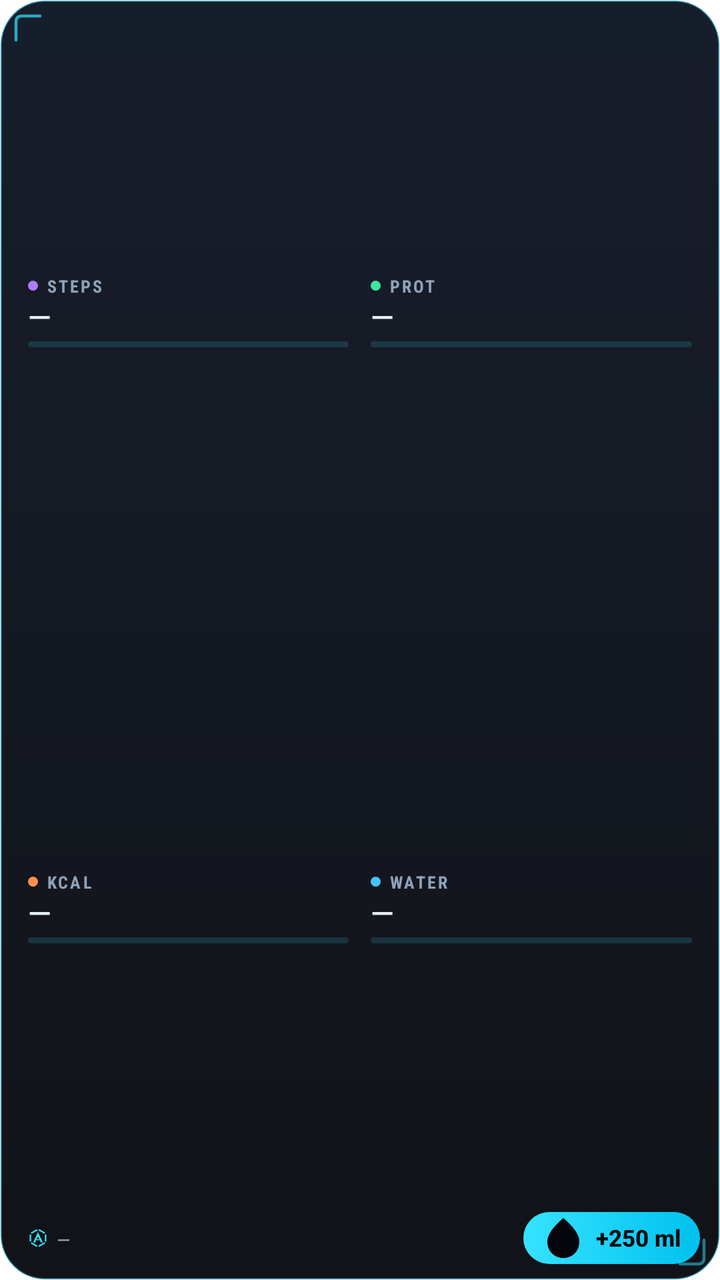
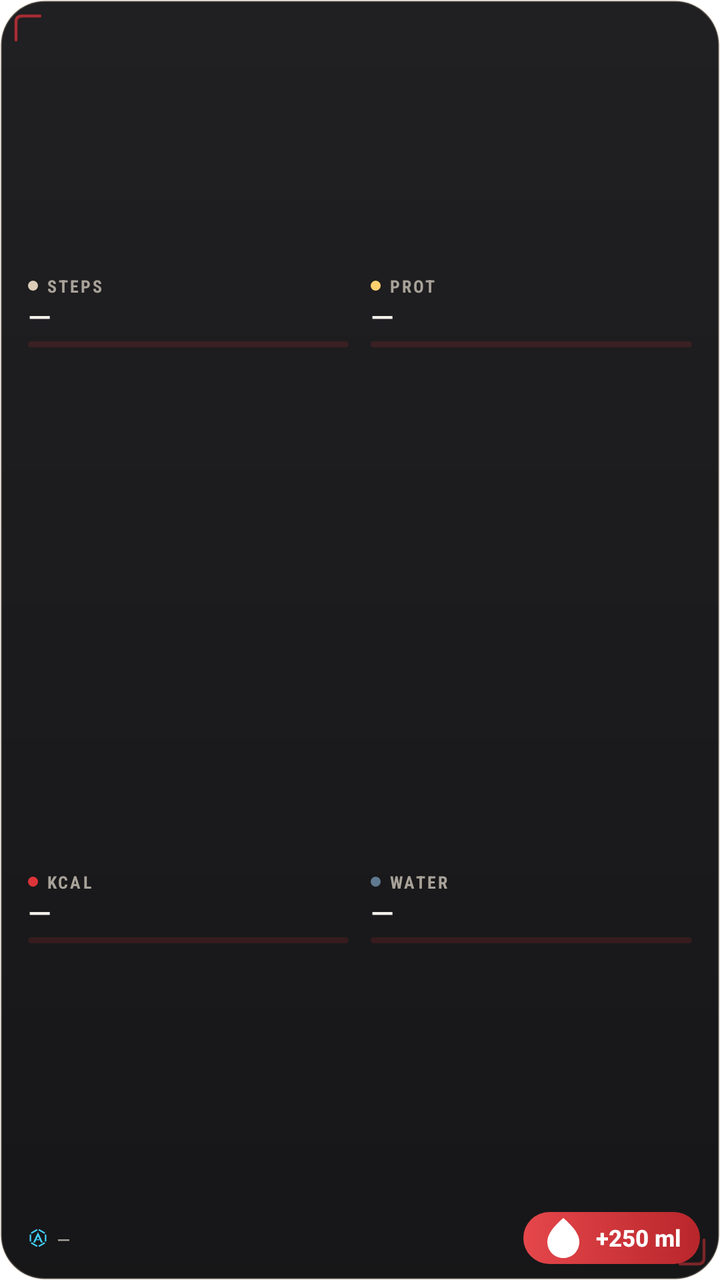

Two renders of the same Android screen: before a commit and after it. Below are the layout's source before the change and the commit's diff.
<!-- AndroidManifest.xml: fallback theme Theme.MaterialComponents.DayNight.NoActionBar -->
<!-- res/layout/surf_widget_compact.xml -->
<?xml version="1.0" encoding="utf-8"?>
<LinearLayout xmlns:android="http://schemas.android.com/apk/res/android"
    android:id="@+id/surf_root"
    android:layout_width="match_parent"
    android:layout_height="match_parent"
    android:background="@drawable/surf_widget_bg"
    android:orientation="vertical"
    android:paddingStart="10dp"
    android:paddingTop="8dp"
    android:paddingEnd="10dp"
    android:paddingBottom="8dp">

    <LinearLayout
        android:layout_width="match_parent"
        android:layout_height="0dp"
        android:layout_weight="1"
        android:gravity="center_vertical"
        android:orientation="horizontal">

        <LinearLayout
            android:id="@+id/surf_cell_steps"
            android:layout_width="0dp"
            android:layout_height="wrap_content"
            android:layout_weight="1"
            android:layout_marginEnd="3dp"
            android:background="@drawable/surf_cell_bg"
            android:gravity="center_vertical"
            android:orientation="vertical"
            android:paddingStart="4dp"
            android:paddingTop="2dp"
            android:paddingEnd="4dp"
            android:paddingBottom="3dp">

            <LinearLayout
                android:layout_width="match_parent"
                android:layout_height="wrap_content"
                android:gravity="center_vertical"
                android:orientation="horizontal">

                <TextView
                    android:layout_width="0dp"
                    android:layout_height="wrap_content"
                    android:layout_weight="1"
                    android:drawableStart="@drawable/surf_dot_steps"
                    android:drawablePadding="4dp"
                    android:ellipsize="end"
                    android:fontFamily="sans-serif-condensed"
                    android:letterSpacing="0.12"
                    android:singleLine="true"
                    android:text="STEPS"
                    android:textColor="@color/surf_text_muted"
                    android:textSize="8.5sp"
                    android:textStyle="bold" />

                <TextView
                    android:id="@+id/surf_tgt_steps"
                    android:layout_width="wrap_content"
                    android:layout_height="wrap_content"
                    android:fontFamily="sans-serif-condensed"
                    android:singleLine="true"
                    android:text=""
                    android:textColor="@color/surf_text_muted"
                    android:textSize="8.5sp" />
            </LinearLayout>

            <TextView
                android:id="@+id/surf_val_steps"
                android:layout_width="match_parent"
                android:layout_height="wrap_content"
                android:ellipsize="end"
                android:fontFamily="sans-serif-medium"
                android:includeFontPadding="false"
                android:paddingTop="1dp"
                android:singleLine="true"
                android:text="@string/surf_dash"
                android:textColor="@color/surf_text"
                android:textSize="15sp" />

            <FrameLayout
                android:layout_width="match_parent"
                android:layout_height="3dp"
                android:layout_marginTop="3dp">

                <ProgressBar
                    android:id="@+id/surf_bar_steps"
                    style="?android:attr/progressBarStyleHorizontal"
                    android:layout_width="match_parent"
                    android:layout_height="3dp"
                    android:indeterminate="false"
                    android:max="1000"
                    android:progress="0"
                    android:progressDrawable="@drawable/surf_bar_cyan" />

                <ProgressBar
                    android:id="@+id/surf_barg_steps"
                    style="?android:attr/progressBarStyleHorizontal"
                    android:layout_width="match_parent"
                    android:layout_height="3dp"
                    android:indeterminate="false"
                    android:max="1000"
                    android:progress="1000"
                    android:progressDrawable="@drawable/surf_bar_gold"
                    android:visibility="gone" />
            </FrameLayout>
        </LinearLayout>
        <LinearLayout
            android:id="@+id/surf_cell_protein"
            android:layout_width="0dp"
            android:layout_height="wrap_content"
            android:layout_weight="1"
            android:background="@drawable/surf_cell_bg"
            android:gravity="center_vertical"
            android:orientation="vertical"
            android:paddingStart="4dp"
            android:paddingTop="2dp"
            android:paddingEnd="4dp"
            android:paddingBottom="3dp">

            <LinearLayout
                android:layout_width="match_parent"
                android:layout_height="wrap_content"
                android:gravity="center_vertical"
                android:orientation="horizontal">

                <TextView
                    android:layout_width="0dp"
                    android:layout_height="wrap_content"
                    android:layout_weight="1"
                    android:drawableStart="@drawable/surf_dot_protein"
                    android:drawablePadding="4dp"
                    android:ellipsize="end"
                    android:fontFamily="sans-serif-condensed"
                    android:letterSpacing="0.12"
                    android:singleLine="true"
                    android:text="PROT"
                    android:textColor="@color/surf_text_muted"
                    android:textSize="8.5sp"
                    android:textStyle="bold" />

                <TextView
                    android:id="@+id/surf_tgt_protein"
                    android:layout_width="wrap_content"
                    android:layout_height="wrap_content"
                    android:fontFamily="sans-serif-condensed"
                    android:singleLine="true"
                    android:text=""
                    android:textColor="@color/surf_text_muted"
                    android:textSize="8.5sp" />
            </LinearLayout>

            <TextView
                android:id="@+id/surf_val_protein"
                android:layout_width="match_parent"
                android:layout_height="wrap_content"
                android:ellipsize="end"
                android:fontFamily="sans-serif-medium"
                android:includeFontPadding="false"
                android:paddingTop="1dp"
                android:singleLine="true"
                android:text="@string/surf_dash"
                android:textColor="@color/surf_text"
                android:textSize="15sp" />

            <FrameLayout
                android:layout_width="match_parent"
                android:layout_height="3dp"
                android:layout_marginTop="3dp">

                <ProgressBar
                    android:id="@+id/surf_bar_protein"
                    style="?android:attr/progressBarStyleHorizontal"
                    android:layout_width="match_parent"
                    android:layout_height="3dp"
                    android:indeterminate="false"
                    android:max="1000"
                    android:progress="0"
                    android:progressDrawable="@drawable/surf_bar_cyan" />

                <ProgressBar
                    android:id="@+id/surf_barg_protein"
                    style="?android:attr/progressBarStyleHorizontal"
                    android:layout_width="match_parent"
                    android:layout_height="3dp"
                    android:indeterminate="false"
                    android:max="1000"
                    android:progress="1000"
                    android:progressDrawable="@drawable/surf_bar_gold"
                    android:visibility="gone" />
            </FrameLayout>
        </LinearLayout>
    </LinearLayout>
    <LinearLayout
        android:layout_width="match_parent"
        android:layout_height="0dp"
        android:layout_weight="1"
        android:layout_marginTop="2dp"
        android:gravity="center_vertical"
        android:orientation="horizontal">

        <LinearLayout
            android:id="@+id/surf_cell_kcal"
            android:layout_width="0dp"
            android:layout_height="wrap_content"
            android:layout_weight="1"
            android:layout_marginEnd="3dp"
            android:background="@drawable/surf_cell_bg"
            android:gravity="center_vertical"
            android:orientation="vertical"
            android:paddingStart="4dp"
            android:paddingTop="2dp"
            android:paddingEnd="4dp"
            android:paddingBottom="3dp">

            <LinearLayout
                android:layout_width="match_parent"
                android:layout_height="wrap_content"
                android:gravity="center_vertical"
                android:orientation="horizontal">

                <TextView
                    android:layout_width="0dp"
                    android:layout_height="wrap_content"
                    android:layout_weight="1"
                    android:drawableStart="@drawable/surf_dot_calories"
                    android:drawablePadding="4dp"
                    android:ellipsize="end"
                    android:fontFamily="sans-serif-condensed"
                    android:letterSpacing="0.12"
                    android:singleLine="true"
                    android:text="KCAL"
                    android:textColor="@color/surf_text_muted"
                    android:textSize="8.5sp"
                    android:textStyle="bold" />

                <TextView
                    android:id="@+id/surf_tgt_kcal"
                    android:layout_width="wrap_content"
                    android:layout_height="wrap_content"
                    android:fontFamily="sans-serif-condensed"
                    android:singleLine="true"
                    android:text=""
                    android:textColor="@color/surf_text_muted"
                    android:textSize="8.5sp" />
            </LinearLayout>

            <TextView
                android:id="@+id/surf_val_kcal"
                android:layout_width="match_parent"
                android:layout_height="wrap_content"
                android:ellipsize="end"
                android:fontFamily="sans-serif-medium"
                android:includeFontPadding="false"
                android:paddingTop="1dp"
                android:singleLine="true"
                android:text="@string/surf_dash"
                android:textColor="@color/surf_text"
                android:textSize="15sp" />

            <FrameLayout
                android:layout_width="match_parent"
                android:layout_height="3dp"
                android:layout_marginTop="3dp">

                <ProgressBar
                    android:id="@+id/surf_bar_kcal"
                    style="?android:attr/progressBarStyleHorizontal"
                    android:layout_width="match_parent"
                    android:layout_height="3dp"
                    android:indeterminate="false"
                    android:max="1000"
                    android:progress="0"
                    android:progressDrawable="@drawable/surf_bar_cyan" />

                <ProgressBar
                    android:id="@+id/surf_barg_kcal"
                    style="?android:attr/progressBarStyleHorizontal"
                    android:layout_width="match_parent"
                    android:layout_height="3dp"
                    android:indeterminate="false"
                    android:max="1000"
                    android:progress="1000"
                    android:progressDrawable="@drawable/surf_bar_gold"
                    android:visibility="gone" />
            </FrameLayout>
        </LinearLayout>
        <LinearLayout
            android:id="@+id/surf_cell_water"
            android:layout_width="0dp"
            android:layout_height="wrap_content"
            android:layout_weight="1"
            android:background="@drawable/surf_cell_bg"
            android:gravity="center_vertical"
            android:orientation="vertical"
            android:paddingStart="4dp"
            android:paddingTop="2dp"
            android:paddingEnd="4dp"
            android:paddingBottom="3dp">

            <LinearLayout
                android:layout_width="match_parent"
                android:layout_height="wrap_content"
                android:gravity="center_vertical"
                android:orientation="horizontal">

                <TextView
                    android:layout_width="0dp"
                    android:layout_height="wrap_content"
                    android:layout_weight="1"
                    android:drawableStart="@drawable/surf_dot_water"
                    android:drawablePadding="4dp"
                    android:ellipsize="end"
                    android:fontFamily="sans-serif-condensed"
                    android:letterSpacing="0.12"
                    android:singleLine="true"
                    android:text="WATER"
                    android:textColor="@color/surf_text_muted"
                    android:textSize="8.5sp"
                    android:textStyle="bold" />

                <TextView
                    android:id="@+id/surf_tgt_water"
                    android:layout_width="wrap_content"
                    android:layout_height="wrap_content"
                    android:fontFamily="sans-serif-condensed"
                    android:singleLine="true"
                    android:text=""
                    android:textColor="@color/surf_text_muted"
                    android:textSize="8.5sp" />
            </LinearLayout>

            <TextView
                android:id="@+id/surf_val_water"
                android:layout_width="match_parent"
                android:layout_height="wrap_content"
                android:ellipsize="end"
                android:fontFamily="sans-serif-medium"
                android:includeFontPadding="false"
                android:paddingTop="1dp"
                android:singleLine="true"
                android:text="@string/surf_dash"
                android:textColor="@color/surf_text"
                android:textSize="15sp" />

            <FrameLayout
                android:layout_width="match_parent"
                android:layout_height="3dp"
                android:layout_marginTop="3dp">

                <ProgressBar
                    android:id="@+id/surf_bar_water"
                    style="?android:attr/progressBarStyleHorizontal"
                    android:layout_width="match_parent"
                    android:layout_height="3dp"
                    android:indeterminate="false"
                    android:max="1000"
                    android:progress="0"
                    android:progressDrawable="@drawable/surf_bar_cyan" />

                <ProgressBar
                    android:id="@+id/surf_barg_water"
                    style="?android:attr/progressBarStyleHorizontal"
                    android:layout_width="match_parent"
                    android:layout_height="3dp"
                    android:indeterminate="false"
                    android:max="1000"
                    android:progress="1000"
                    android:progressDrawable="@drawable/surf_bar_gold"
                    android:visibility="gone" />
            </FrameLayout>
        </LinearLayout>
    </LinearLayout>

    <LinearLayout
        android:layout_width="match_parent"
        android:layout_height="wrap_content"
        android:layout_marginTop="4dp"
        android:gravity="center_vertical"
        android:orientation="horizontal">

        <LinearLayout
            android:id="@+id/surf_header"
            android:layout_width="0dp"
            android:layout_height="26dp"
            android:layout_weight="1"
            android:background="@drawable/surf_cell_bg"
            android:gravity="center_vertical"
            android:orientation="horizontal"
            android:paddingStart="3dp">

            <ImageView
                android:layout_width="12dp"
                android:layout_height="12dp"
                android:importantForAccessibility="no"
                android:src="@drawable/ic_stat_jarvis"
                android:tint="@color/surf_cyan" />

            <TextView
                android:id="@+id/surf_updated"
                android:layout_width="wrap_content"
                android:layout_height="wrap_content"
                android:layout_marginStart="4dp"
                android:fontFamily="monospace"
                android:singleLine="true"
                android:text="@string/surf_dash"
                android:textColor="@color/surf_text_muted"
                android:textSize="9.5sp" />
        </LinearLayout>

        <TextView
            android:id="@+id/surf_water_btn"
            android:layout_width="wrap_content"
            android:layout_height="26dp"
            android:layout_marginStart="8dp"
            android:background="@drawable/surf_btn_water"
            android:contentDescription="@string/surf_water_button_cd"
            android:drawableStart="@drawable/ic_surf_water"
            android:drawablePadding="4dp"
            android:drawableTint="@color/surf_navy"
            android:fontFamily="sans-serif-medium"
            android:gravity="center"
            android:paddingStart="8dp"
            android:paddingEnd="10dp"
            android:singleLine="true"
            android:text="@string/surf_water_button"
            android:textColor="@color/surf_navy"
            android:textSize="11.5sp"
            android:textStyle="bold" />
    </LinearLayout>
</LinearLayout>
<!-- resources referenced by this layout -->
<resources>
  <color name="surf_cyan">#FF36E2FF</color>
  <color name="surf_navy">#FF04060B</color>
  <color name="surf_text">#FFE8F1FA</color>
  <color name="surf_text_muted">#FF8EA3B8</color>
  <!-- drawable surf_bar_cyan (drawable) -->
  <?xml version="1.0" encoding="utf-8"?>
  <layer-list xmlns:android="http://schemas.android.com/apk/res/android">
      <item android:id="@android:id/background">
          <shape android:shape="rectangle">
              <corners android:radius="2dp" />
              <solid android:color="@color/surf_track" />
          </shape>
      </item>
      <item android:id="@android:id/progress">
          <clip>
              <shape android:shape="rectangle">
                  <corners android:radius="2dp" />
                  <gradient
                      android:angle="0"
                      android:startColor="#FF00A9D4"
                      android:endColor="#FF36E2FF" />
              </shape>
          </clip>
      </item>
  </layer-list>
  <!-- drawable surf_bar_gold (drawable) -->
  <?xml version="1.0" encoding="utf-8"?>
  <layer-list xmlns:android="http://schemas.android.com/apk/res/android">
      <item android:id="@android:id/background">
          <shape android:shape="rectangle">
              <corners android:radius="2dp" />
              <solid android:color="@color/surf_track" />
          </shape>
      </item>
      <item android:id="@android:id/progress">
          <clip>
              <shape android:shape="rectangle">
                  <corners android:radius="2dp" />
                  <gradient
                      android:angle="0"
                      android:startColor="#FFE0A030"
                      android:endColor="#FFFFC24B" />
              </shape>
          </clip>
      </item>
  </layer-list>
  <!-- drawable surf_btn_water (drawable) -->
  <?xml version="1.0" encoding="utf-8"?>
  <ripple xmlns:android="http://schemas.android.com/apk/res/android"
      android:color="#40FFFFFF">
      <item>
          <shape android:shape="rectangle">
              <corners android:radius="14dp" />
              <gradient
                  android:angle="0"
                  android:startColor="#FF36E2FF"
                  android:endColor="#FF00C2EE" />
          </shape>
      </item>
  </ripple>
  <!-- drawable surf_cell_bg (drawable) -->
  <?xml version="1.0" encoding="utf-8"?>
  <ripple xmlns:android="http://schemas.android.com/apk/res/android"
      android:color="#2936E2FF">
      <item android:id="@android:id/mask">
          <shape android:shape="rectangle">
              <corners android:radius="10dp" />
              <solid android:color="#FFFFFFFF" />
          </shape>
      </item>
  </ripple>
  <!-- drawable surf_widget_bg (drawable) -->
  <?xml version="1.0" encoding="utf-8"?>
  <layer-list xmlns:android="http://schemas.android.com/apk/res/android">
      <item>
          <shape android:shape="rectangle">
              <corners android:radius="22dp" />
              <gradient
                  android:angle="270"
                  android:startColor="#F20B1220"
                  android:endColor="#F204060B" />
              <stroke android:width="1dp" android:color="#4D36E2FF" />
          </shape>
      </item>
      <item
          android:width="14dp"
          android:height="14dp"
          android:gravity="top|start"
          android:left="7dp"
          android:top="7dp"
          android:drawable="@drawable/surf_bracket_tl" />
      <item
          android:width="14dp"
          android:height="14dp"
          android:gravity="bottom|end"
          android:right="7dp"
          android:bottom="7dp"
          android:drawable="@drawable/surf_bracket_br" />
  </layer-list>
  <color name="surf_track">#2636E2FF</color>
  <color name="surf_calories">#FFFF8F4D</color>
  <color name="surf_protein">#FF3EE6A0</color>
  <color name="surf_steps">#FFB07CFF</color>
  <color name="surf_water">#FF45C4FF</color>
  <!-- drawable surf_bracket_tl (drawable) -->
  <?xml version="1.0" encoding="utf-8"?>
  <vector xmlns:android="http://schemas.android.com/apk/res/android"
      android:width="14dp"
      android:height="14dp"
      android:viewportWidth="14"
      android:viewportHeight="14">
      <path
          android:strokeColor="#B336E2FF"
          android:strokeWidth="1.5"
          android:strokeLineCap="round"
          android:pathData="M1,13 L1,4 Q1,1 4,1 L13,1" />
  </vector>
  <!-- drawable surf_bracket_br (drawable) -->
  <?xml version="1.0" encoding="utf-8"?>
  <vector xmlns:android="http://schemas.android.com/apk/res/android"
      android:width="14dp"
      android:height="14dp"
      android:viewportWidth="14"
      android:viewportHeight="14">
      <path
          android:strokeColor="#8036E2FF"
          android:strokeWidth="1.5"
          android:strokeLineCap="round"
          android:pathData="M13,1 L13,10 Q13,13 10,13 L1,13" />
  </vector>
  <!-- unchanged entries left out for length: 9 -->
</resources>

<!-- the commit's change to res/layout/surf_widget_compact.xml (unified diff, before → after) -->
@@ -89,7 +89,7 @@
                     android:indeterminate="false"
                     android:max="1000"
                     android:progress="0"
-                    android:progressDrawable="@drawable/surf_bar_cyan" />
+                    android:progressDrawable="@drawable/surf_bar_accent" />
 
                 <ProgressBar
                     android:id="@+id/surf_barg_steps"
@@ -174,7 +174,7 @@
                     android:indeterminate="false"
                     android:max="1000"
                     android:progress="0"
-                    android:progressDrawable="@drawable/surf_bar_cyan" />
+                    android:progressDrawable="@drawable/surf_bar_accent" />
 
                 <ProgressBar
                     android:id="@+id/surf_barg_protein"
@@ -269,7 +269,7 @@
                     android:indeterminate="false"
                     android:max="1000"
                     android:progress="0"
-                    android:progressDrawable="@drawable/surf_bar_cyan" />
+                    android:progressDrawable="@drawable/surf_bar_accent" />
 
                 <ProgressBar
                     android:id="@+id/surf_barg_kcal"
@@ -354,7 +354,7 @@
                     android:indeterminate="false"
                     android:max="1000"
                     android:progress="0"
-                    android:progressDrawable="@drawable/surf_bar_cyan" />
+                    android:progressDrawable="@drawable/surf_bar_accent" />
 
                 <ProgressBar
                     android:id="@+id/surf_barg_water"
@@ -415,14 +415,14 @@
             android:contentDescription="@string/surf_water_button_cd"
             android:drawableStart="@drawable/ic_surf_water"
             android:drawablePadding="4dp"
-            android:drawableTint="@color/surf_navy"
+            android:drawableTint="@color/surf_on_accent"
             android:fontFamily="sans-serif-medium"
             android:gravity="center"
             android:paddingStart="8dp"
             android:paddingEnd="10dp"
             android:singleLine="true"
             android:text="@string/surf_water_button"
-            android:textColor="@color/surf_navy"
+            android:textColor="@color/surf_on_accent"
             android:textSize="11.5sp"
             android:textStyle="bold" />
     </LinearLayout>
<!-- resource entries referenced after the edit -->
@@ -1,10 +1,10 @@
 <!-- resources referenced by this layout -->
 <resources>
-  <color name="surf_cyan">#FF36E2FF</color>
-  <color name="surf_navy">#FF04060B</color>
-  <color name="surf_text">#FFE8F1FA</color>
-  <color name="surf_text_muted">#FF8EA3B8</color>
-  <!-- drawable surf_bar_cyan (drawable) -->
+  <color name="surf_cyan">#FF3FD0FF</color>
+  <color name="surf_on_accent">#FFFFFFFF</color>
+  <color name="surf_text">#FFF4F1EC</color>
+  <color name="surf_text_muted">#FFA8A299</color>
+  <!-- drawable surf_bar_accent (drawable) -->
   <?xml version="1.0" encoding="utf-8"?>
   <layer-list xmlns:android="http://schemas.android.com/apk/res/android">
       <item android:id="@android:id/background">
@@ -19,8 +19,8 @@
                   <corners android:radius="2dp" />
                   <gradient
                       android:angle="0"
-                      android:startColor="#FF00A9D4"
-                      android:endColor="#FF36E2FF" />
+                      android:startColor="#FFB8262B"
+                      android:endColor="#FFDD3439" />
               </shape>
           </clip>
       </item>
@@ -40,8 +40,8 @@
                   <corners android:radius="2dp" />
                   <gradient
                       android:angle="0"
-                      android:startColor="#FFE0A030"
-                      android:endColor="#FFFFC24B" />
+                      android:startColor="#FFE0962E"
+                      android:endColor="#FFF2B544" />
               </shape>
           </clip>
       </item>
@@ -55,15 +55,15 @@
               <corners android:radius="14dp" />
               <gradient
                   android:angle="0"
-                  android:startColor="#FF36E2FF"
-                  android:endColor="#FF00C2EE" />
+                  android:startColor="#FFE5474B"
+                  android:endColor="#FFB8262B" />
           </shape>
       </item>
   </ripple>
   <!-- drawable surf_cell_bg (drawable) -->
   <?xml version="1.0" encoding="utf-8"?>
   <ripple xmlns:android="http://schemas.android.com/apk/res/android"
-      android:color="#2936E2FF">
+      android:color="#29DD3439">
       <item android:id="@android:id/mask">
           <shape android:shape="rectangle">
               <corners android:radius="10dp" />
@@ -79,9 +79,9 @@
               <corners android:radius="22dp" />
               <gradient
                   android:angle="270"
-                  android:startColor="#F20B1220"
-                  android:endColor="#F204060B" />
-              <stroke android:width="1dp" android:color="#4D36E2FF" />
+                  android:startColor="#F2141316"
+                  android:endColor="#F20A0A0C" />
+              <stroke android:width="1dp" android:color="#40F2DCC2" />
           </shape>
       </item>
       <item
@@ -99,11 +99,11 @@
           android:bottom="7dp"
           android:drawable="@drawable/surf_bracket_br" />
   </layer-list>
-  <color name="surf_track">#2636E2FF</color>
-  <color name="surf_calories">#FFFF8F4D</color>
-  <color name="surf_protein">#FF3EE6A0</color>
-  <color name="surf_steps">#FFB07CFF</color>
-  <color name="surf_water">#FF45C4FF</color>
+  <color name="surf_track">#26DD3439</color>
+  <color name="surf_calories">#FFDD3439</color>
+  <color name="surf_protein">#FFFFD06E</color>
+  <color name="surf_steps">#FFDCCDB8</color>
+  <color name="surf_water">#FF5F7A90</color>
   <!-- drawable surf_bracket_tl (drawable) -->
   <?xml version="1.0" encoding="utf-8"?>
   <vector xmlns:android="http://schemas.android.com/apk/res/android"
@@ -112,7 +112,7 @@
       android:viewportWidth="14"
       android:viewportHeight="14">
       <path
-          android:strokeColor="#B336E2FF"
+          android:strokeColor="#B3DD3439"
           android:strokeWidth="1.5"
           android:strokeLineCap="round"
           android:pathData="M1,13 L1,4 Q1,1 4,1 L13,1" />
@@ -125,7 +125,7 @@
       android:viewportWidth="14"
       android:viewportHeight="14">
       <path
-          android:strokeColor="#8036E2FF"
+          android:strokeColor="#80DD3439"
           android:strokeWidth="1.5"
           android:strokeLineCap="round"
           android:pathData="M13,1 L13,10 Q13,13 10,13 L1,13" />
